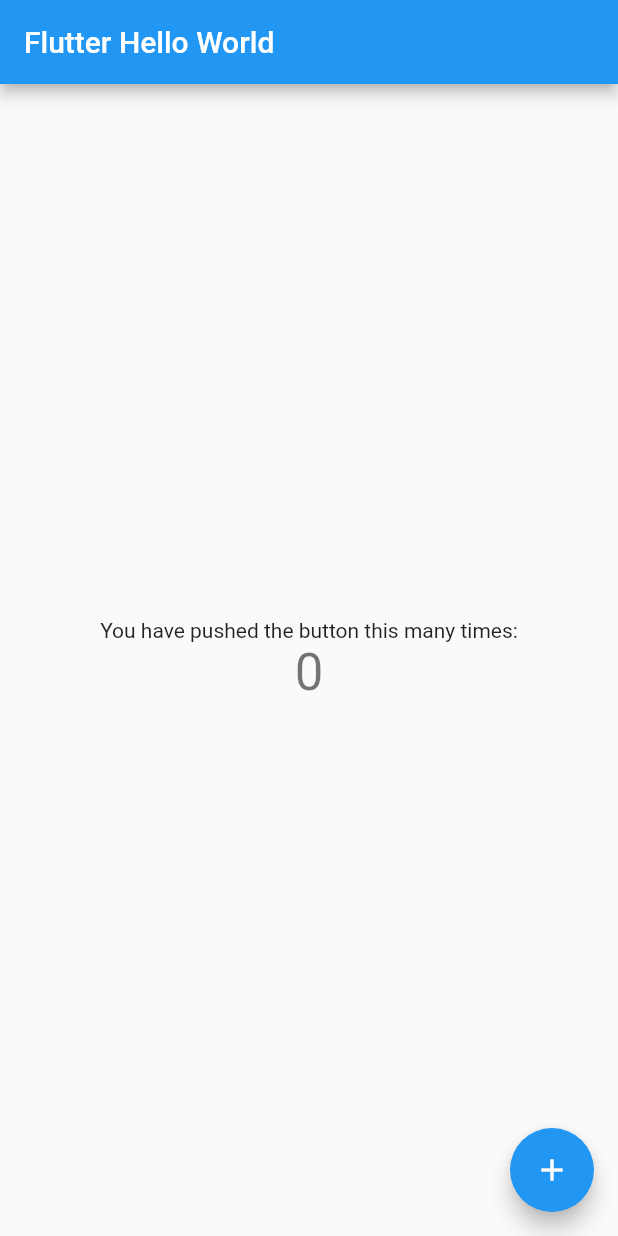
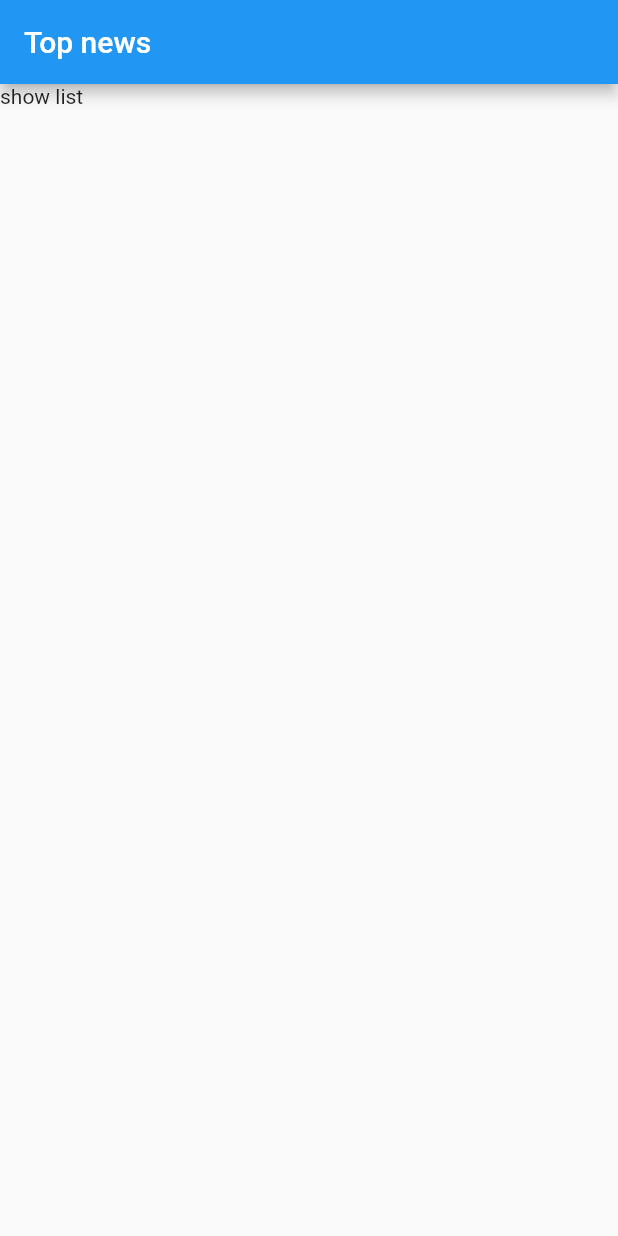
Before and after one commit to ManivannanBel/hacker-new-flutter-app, a Flutter app: the screen it shows after launch, on a phone screen of 412 x 824 dp. Run offline on Flutter 3.47's test engine with Material 2 defaults, Android fonts, the phone set to English and light mode, and no system bars; our stand-ins replace sqflite; accounts and stored records are empty.

```diff
--- a/lib/main.dart
+++ b/lib/main.dart
@@ -1,109 +1,6 @@
 import 'package:flutter/material.dart';
+import './src/app.dart';
 
-void main() => runApp(new MyApp());
-
-class MyApp extends StatelessWidget {
-  // This widget is the root of your application.
-  @override
-  Widget build(BuildContext context) {
-    return new MaterialApp(
-      title: 'Flutter Demo',
-      theme: new ThemeData(
-        // This is the theme of your application.
-        //
-        // Try running your application with "flutter run". You'll see the
-        // application has a blue toolbar. Then, without quitting the app, try
-        // changing the primarySwatch below to Colors.green and then invoke
-        // "hot reload" (press "r" in the console where you ran "flutter run",
-        // or press Run > Flutter Hot Reload in IntelliJ). Notice that the
-        // counter didn't reset back to zero; the application is not restarted.
-        primarySwatch: Colors.blue,
-      ),
-      home: new MyHomePage(title: 'Flutter Hello World'),
-    );
-  }
+void main() {
+  runApp(App());
 }
-
-class MyHomePage extends StatefulWidget {
-  MyHomePage({Key key, this.title}) : super(key: key);
-
-  // This widget is the home page of your application. It is stateful, meaning
-  // that it has a State object (defined below) that contains fields that affect
-  // how it looks.
-
-  // This class is the configuration for the state. It holds the values (in this
-  // case the title) provided by the parent (in this case the App widget) and
-  // used by the build method of the State. Fields in a Widget subclass are
-  // always marked "final".
-
-  final String title;
-
-  @override
-  _MyHomePageState createState() => new _MyHomePageState();
-}
-
-class _MyHomePageState extends State<MyHomePage> {
-  int _counter = 0;
-
-  void _incrementCounter() {
-    setState(() {
-      // This call to setState tells the Flutter framework that something has
-      // changed in this State, which causes it to rerun the build method below
-      // so that the display can reflect the updated values. If we changed
-      // _counter without calling setState(), then the build method would not be
-      // called again, and so nothing would appear to happen.
-      _counter++;
-    });
-  }
-
-  @override
-  Widget build(BuildContext context) {
-    // This method is rerun every time setState is called, for instance as done
-    // by the _incrementCounter method above.
-    //
-    // The Flutter framework has been optimized to make rerunning build methods
-    // fast, so that you can just rebuild anything that needs updating rather
-    // than having to individually change instances of widgets.
-    return new Scaffold(
-      appBar: new AppBar(
-        // Here we take the value from the MyHomePage object that was created by
-        // the App.build method, and use it to set our appbar title.
-        title: new Text(widget.title),
-      ),
-      body: new Center(
-        // Center is a layout widget. It takes a single child and positions it
-        // in the middle of the parent.
-        child: new Column(
-          // Column is also layout widget. It takes a list of children and
-          // arranges them vertically. By default, it sizes itself to fit its
-          // children horizontally, and tries to be as tall as its parent.
-          //
-          // Invoke "debug paint" (press "p" in the console where you ran
-          // "flutter run", or select "Toggle Debug Paint" from the Flutter tool
-          // window in IntelliJ) to see the wireframe for each widget.
-          //
-          // Column has various properties to control how it sizes itself and
-          // how it positions its children. Here we use mainAxisAlignment to
-          // center the children vertically; the main axis here is the vertical
-          // axis because Columns are vertical (the cross axis would be
-          // horizontal).
-          mainAxisAlignment: MainAxisAlignment.center,
-          children: <Widget>[
-            new Text(
-              'You have pushed the button this many times:',
-            ),
-            new Text(
-              '$_counter',
-              style: Theme.of(context).textTheme.display1,
-            ),
-          ],
-        ),
-      ),
-      floatingActionButton: new FloatingActionButton(
-        onPressed: _incrementCounter,
-        tooltip: 'Increment',
-        child: new Icon(Icons.add),
-      ), // This trailing comma makes auto-formatting nicer for build methods.
-    );
-  }
-}
--- /dev/null
+++ b/lib/src/App.dart
@@ -0,0 +1,11 @@
+import 'package:flutter/material.dart';
+import 'screens/news_list.dart';
+
+class App extends StatelessWidget {
+  Widget build(context){
+    return MaterialApp(
+      title: 'News!',
+      home : NewsList()
+    );
+  }
+}
--- /dev/null
+++ b/lib/src/bloc/stories_bloc.dart
@@ -0,0 +1,3 @@
+
+
+class StoriesBloc{}
--- /dev/null
+++ b/lib/src/bloc/stories_provider.dart
@@ -0,0 +1,18 @@
+import 'package:flutter/material.dart';
+import 'stories_bloc.dart';
+
+class StoriesProvider extends InheritedWidget {
+    final StoriesBloc bloc;
+
+    StoriesProvider({Key key, Widget child})
+      : bloc = StoriesBloc(),
+        super(key : key, child : child);
+
+    bool updateShouldNotify(_) => true;
+
+    static StoriesBloc of(BuildContext context) {
+      return (context.inheritFromWidgetOfExactType(StoriesProvider)
+               as StoriesProvider)
+               .bloc;
+    }
+}
--- /dev/null
+++ b/lib/src/screens/news_list.dart
@@ -0,0 +1,13 @@
+import 'package:flutter/material.dart';
+
+
+class NewsList extends StatelessWidget{
+  Widget build(context){
+    return Scaffold(
+      appBar: AppBar(
+        title: Text('Top news'),
+      ),
+      body: Text('show list'),
+    );
+  }
+}
```
